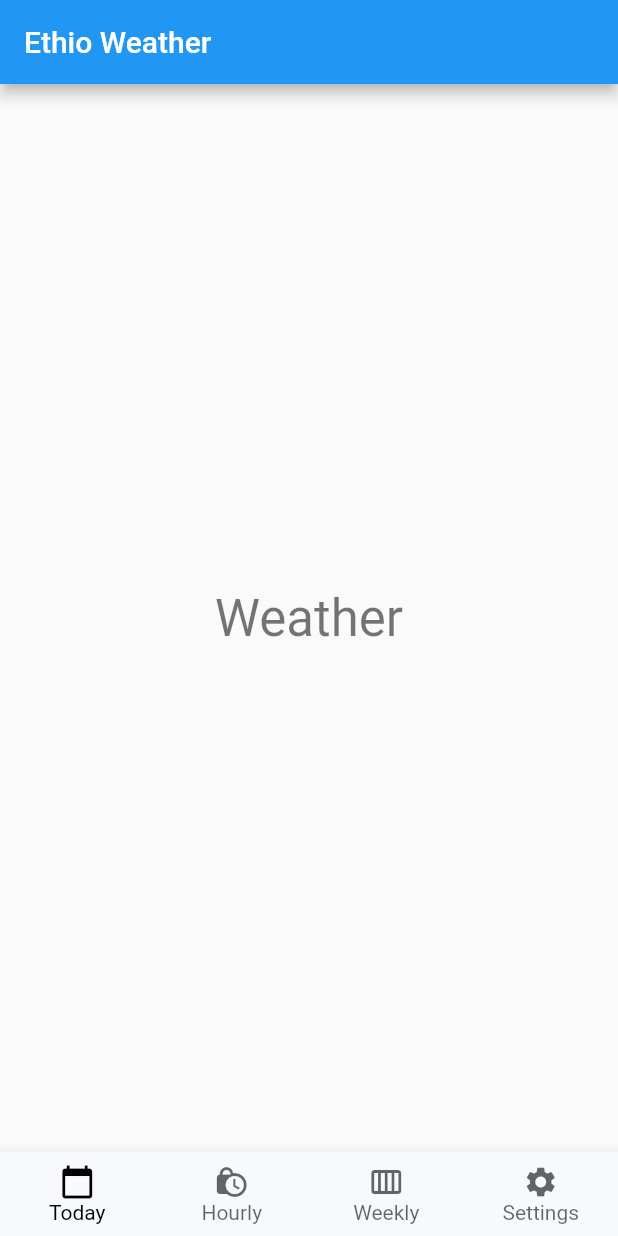
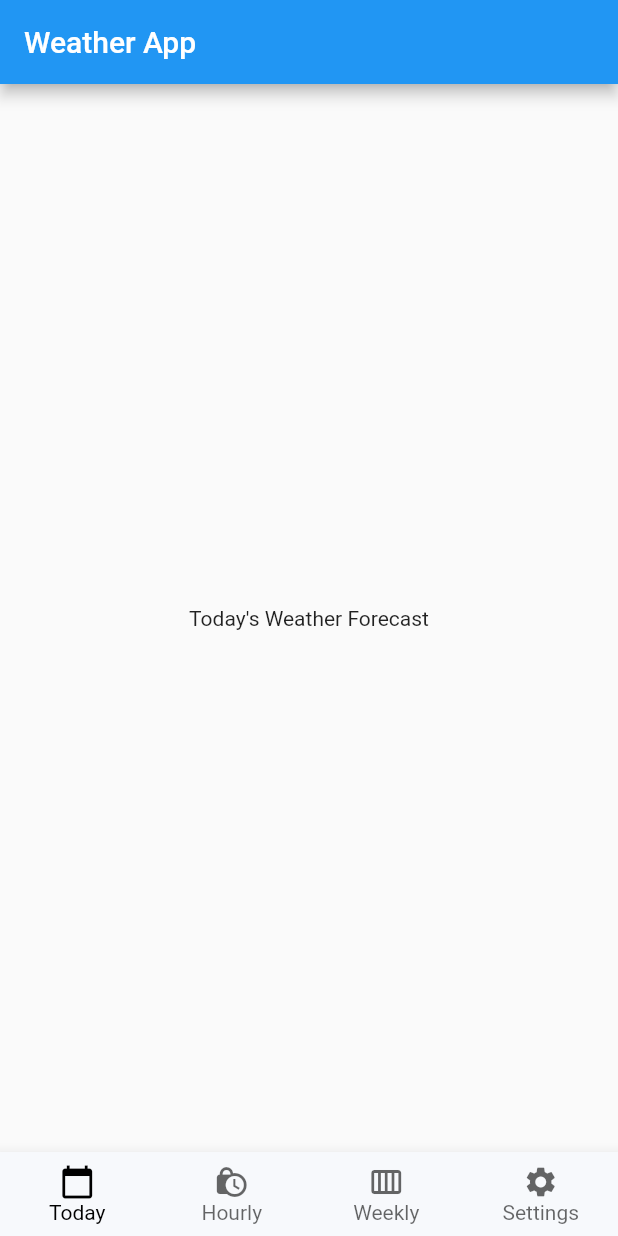
Before and after one commit to robeleq/ethio_weather, a Flutter app: the screen it shows after launch, on a phone screen of 412 x 824 dp. Run offline on Flutter 3.47's test engine with Material 2 defaults, Android fonts, the phone set to English and light mode, and no system bars.

Commit message:
add Router and Navigation Pages

```diff
--- a/lib/src/app.dart
+++ b/lib/src/app.dart
@@ -1,6 +1,5 @@
+import 'package:ethio_weather/src/router.dart';
 import 'package:flutter/material.dart';
-
-import '../src/pages/home_page.dart';
 
 class EthioWeatherApp extends StatelessWidget {
   const EthioWeatherApp({Key? key}) : super(key: key);
@@ -12,7 +11,8 @@ class EthioWeatherApp extends StatelessWidget {
       theme: ThemeData(
         primarySwatch: Colors.blue,
       ),
-      home: const HomePage(title: 'Ethio Weather'),
+      onGenerateRoute: onGenerateRoute,
+      initialRoute: homePageRoute,
     );
   }
 }
--- a/lib/src/pages/home_page.dart
+++ b/lib/src/pages/home_page.dart
@@ -1,3 +1,4 @@
+import 'package:ethio_weather/src/router.dart';
 import 'package:ethio_weather/src/styles/colors.dart';
 import 'package:flutter/material.dart';
 
@@ -10,23 +11,21 @@ class HomePage extends StatefulWidget {
   State<HomePage> createState() => _HomePageState();
 }
 
-class _HomePageState extends State<HomePage> {
+class _HomePageState extends State<HomePage>
+    with TickerProviderStateMixin<HomePage> {
+  final GlobalKey<NavigatorState> _navigatorKey = GlobalKey<NavigatorState>();
+  int _currentIndex = 0;
+
   @override
   Widget build(BuildContext context) {
     return Scaffold(
       appBar: AppBar(
         title: Text(widget.title),
       ),
-      body: Center(
-        child: Column(
-          mainAxisAlignment: MainAxisAlignment.center,
-          children: <Widget>[
-            Text(
-              'Weather',
-              style: Theme.of(context).textTheme.headline4,
-            ),
-          ],
-        ),
+      body: Navigator(
+        key: _navigatorKey,
+        onGenerateRoute: onGenerateRoute,
+        initialRoute: todayPageRoute,
       ),
       bottomNavigationBar: BottomNavigationBar(
         type: BottomNavigationBarType.fixed,
@@ -35,9 +34,8 @@ class _HomePageState extends State<HomePage> {
         unselectedItemColor: lPrimaryTextColor.withOpacity(.60),
         selectedFontSize: 14,
         unselectedFontSize: 14,
-        onTap: (value) {
-          // Respond to item press.
-        },
+        onTap: _onTap,
+        currentIndex: _currentIndex,
         items: const <BottomNavigationBarItem>[
           BottomNavigationBarItem(
             icon: Icon(Icons.calendar_today),
@@ -53,4 +51,27 @@ class _HomePageState extends State<HomePage> {
       ), // This trailing comma makes auto-formatting nicer for build methods.
     );
   }
+
+  void _onTap(int tabIndex) {
+    switch (tabIndex) {
+      case 0:
+        _navigatorKey.currentState?.pushReplacementNamed(todayPageRoute);
+        break;
+      case 1:
+        _navigatorKey.currentState?.pushReplacementNamed(hourlyPageRoute);
+        break;
+      case 2:
+        _navigatorKey.currentState?.pushReplacementNamed(weeklyPageRoute);
+        break;
+      case 3:
+        _navigatorKey.currentState?.pushReplacementNamed(settingsPageRoute);
+        break;
+      default:
+        _navigatorKey.currentState?.pushReplacementNamed(todayPageRoute);
+        break;
+    }
+    setState(() {
+      _currentIndex = tabIndex;
+    });
+  }
 }
--- /dev/null
+++ b/lib/src/pages/today_page.dart
@@ -0,0 +1,19 @@
+import 'package:flutter/material.dart';
+
+class TodayPage extends StatefulWidget {
+  final String title;
+
+  const TodayPage({Key? key, required this.title}) : super(key: key);
+
+  @override
+  State<TodayPage> createState() => _TodayPageState();
+}
+
+class _TodayPageState extends State<TodayPage> {
+  @override
+  Widget build(BuildContext context) {
+    return Center(
+      child: Text(widget.title),
+    );
+  }
+}
--- /dev/null
+++ b/lib/src/router.dart
@@ -0,0 +1,43 @@
+import 'package:ethio_weather/src/pages/hourly_page.dart';
+import 'package:flutter/material.dart';
+
+import 'pages/home_page.dart';
+import 'pages/settings_page.dart';
+import 'pages/today_page.dart';
+import 'pages/weekly_page.dart';
+
+const String homePageRoute = "Home";
+const String todayPageRoute = "Today";
+const String hourlyPageRoute = "Hourly";
+const String weeklyPageRoute = "Weekly";
+const String settingsPageRoute = "Settings";
+
+Route<dynamic> onGenerateRoute(RouteSettings settings) {
+  switch (settings.name) {
+    case todayPageRoute:
+      return MaterialPageRoute(
+          builder: (BuildContext context) => const TodayPage(
+                title: "Today's Weather Forecast",
+              ));
+    case hourlyPageRoute:
+      return MaterialPageRoute(
+          builder: (BuildContext context) => const HourlyPage(
+                title: "Hourly Weather Forecast",
+              ));
+    case weeklyPageRoute:
+      return MaterialPageRoute(
+          builder: (BuildContext context) => const WeeklyPage(
+                title: "Weekly Weather Forecast",
+              ));
+    case settingsPageRoute:
+      return MaterialPageRoute(
+          builder: (BuildContext context) => const SettingsPage(
+                title: "Settings Page",
+              ));
+    default:
+      return MaterialPageRoute(
+          builder: (BuildContext context) => const HomePage(
+                title: "Weather App",
+              ));
+  }
+}
```
Also changed, not shown: lib/src/pages/hourly_page.dart (added, +19 -0 lines), lib/src/pages/settings_page.dart (added, +19 -0 lines), lib/src/pages/weekly_page.dart (added, +19 -0 lines).
